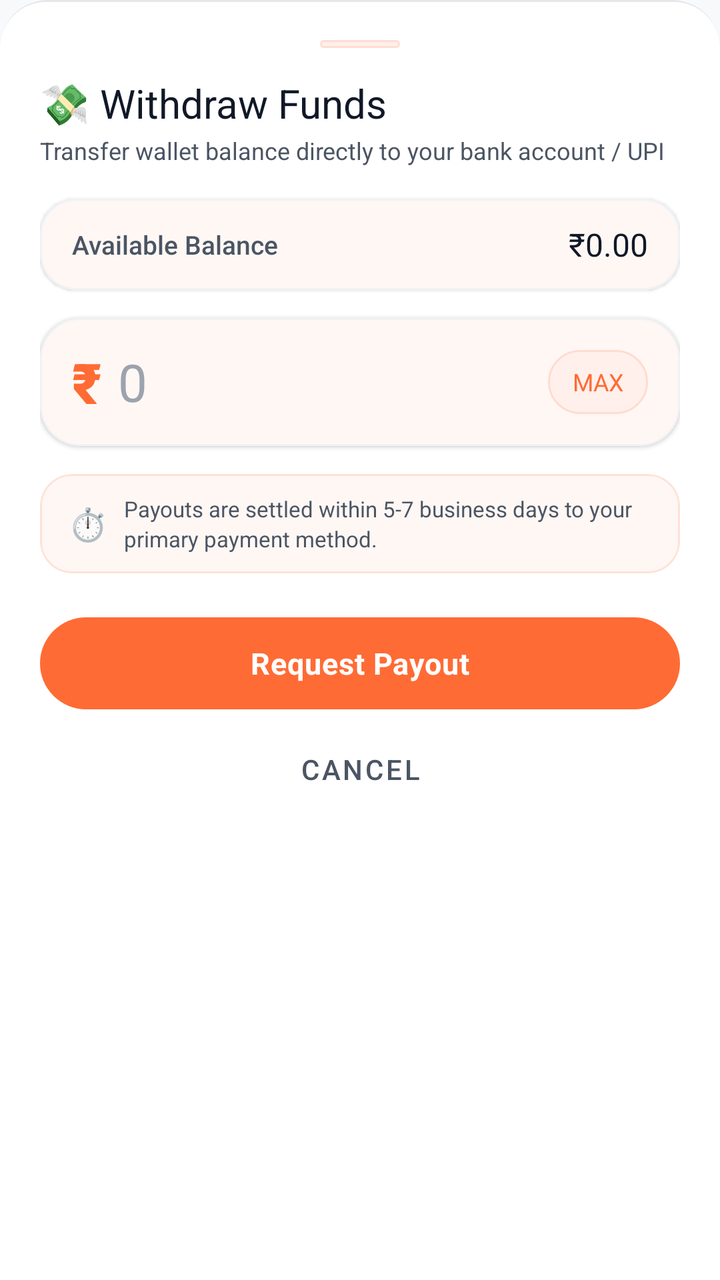
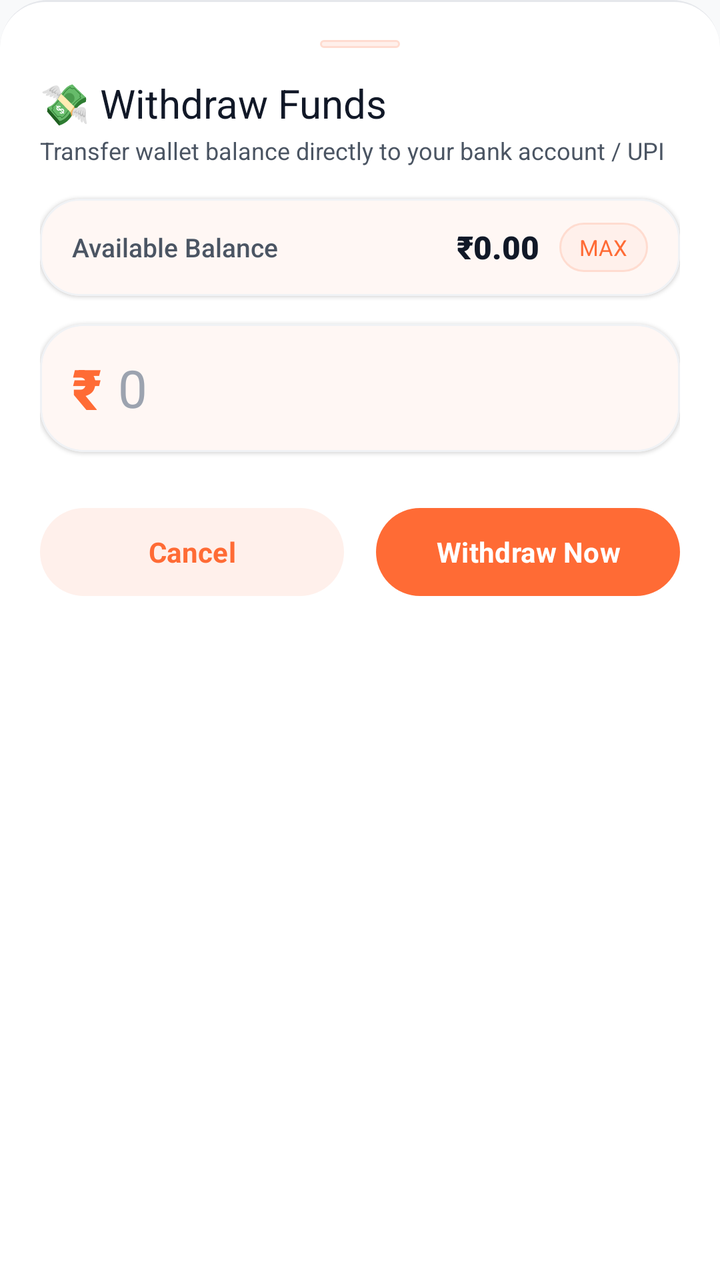

Two renders of the same Android screen: before a commit and after it. Below are the layout's source before the change and the commit's diff.
<!-- AndroidManifest.xml: application theme Theme.AKRHunger -->
<!-- res/layout/dialog_withdraw.xml -->
<?xml version="1.0" encoding="utf-8"?>
<LinearLayout xmlns:android="http://schemas.android.com/apk/res/android"
    xmlns:app="http://schemas.android.com/apk/res-auto"
    android:layout_width="match_parent"
    android:layout_height="wrap_content"
    android:background="@drawable/bg_bottom_nav_ios"
    android:orientation="vertical"
    android:padding="20dp">

    
    <View
        android:layout_width="40dp"
        android:layout_height="4dp"
        android:layout_gravity="center_horizontal"
        android:layout_marginBottom="14dp"
        android:background="@drawable/bg_pill_soft" />

    
    <TextView
        android:layout_width="wrap_content"
        android:layout_height="wrap_content"
        android:fontFamily="sans-serif-bold"
        android:text="💸 Withdraw Funds"
        android:textColor="@color/text_primary"
        android:textSize="20sp" />

    <TextView
        android:layout_width="wrap_content"
        android:layout_height="wrap_content"
        android:layout_marginTop="2dp"
        android:fontFamily="sans-serif"
        android:text="Transfer wallet balance directly to your bank account / UPI"
        android:textColor="@color/text_secondary"
        android:textSize="12sp" />

    
    <com.google.android.material.card.MaterialCardView
        android:layout_width="match_parent"
        android:layout_height="wrap_content"
        android:layout_marginTop="16dp"
        app:cardBackgroundColor="@color/surface"
        app:cardCornerRadius="18dp"
        app:cardElevation="1dp"
        app:strokeColor="@color/card_border"
        app:strokeWidth="1dp">

        <LinearLayout
            android:layout_width="match_parent"
            android:layout_height="wrap_content"
            android:gravity="center_vertical"
            android:orientation="horizontal"
            android:paddingHorizontal="16dp"
            android:paddingVertical="12dp">

            <TextView
                android:layout_width="0dp"
                android:layout_height="wrap_content"
                android:layout_weight="1"
                android:fontFamily="sans-serif-medium"
                android:text="Available Balance"
                android:textColor="@color/text_secondary"
                android:textSize="13sp" />

            <TextView
                android:id="@+id/tv_dialog_avail_bal"
                android:layout_width="wrap_content"
                android:layout_height="wrap_content"
                android:fontFamily="sans-serif-bold"
                android:text="₹0.00"
                android:textColor="@color/text_primary"
                android:textSize="16sp" />
        </LinearLayout>
    </com.google.android.material.card.MaterialCardView>

    
    <com.google.android.material.card.MaterialCardView
        android:layout_width="match_parent"
        android:layout_height="wrap_content"
        android:layout_marginTop="14dp"
        app:cardBackgroundColor="@color/surface"
        app:cardCornerRadius="20dp"
        app:cardElevation="1dp"
        app:strokeColor="@color/card_border"
        app:strokeWidth="1dp">

        <LinearLayout
            android:layout_width="match_parent"
            android:layout_height="64dp"
            android:gravity="center_vertical"
            android:orientation="horizontal"
            android:paddingHorizontal="16dp">

            <TextView
                android:layout_width="wrap_content"
                android:layout_height="wrap_content"
                android:fontFamily="sans-serif-black"
                android:text="₹"
                android:textColor="@color/primary"
                android:textSize="28sp" />

            <EditText
                android:id="@+id/et_withdraw_amount"
                android:layout_width="0dp"
                android:layout_height="match_parent"
                android:layout_marginStart="8dp"
                android:layout_weight="1"
                android:background="@null"
                android:fontFamily="sans-serif-bold"
                android:hint="0"
                android:imeOptions="actionDone"
                android:inputType="numberDecimal"
                android:textColor="@color/text_primary"
                android:textColorHint="@color/text_hint"
                android:textSize="26sp" />

            
            <TextView
                android:id="@+id/btn_withdraw_all"
                android:layout_width="wrap_content"
                android:layout_height="32dp"
                android:background="@drawable/bg_pill_soft"
                android:clickable="true"
                android:focusable="true"
                android:fontFamily="sans-serif-bold"
                android:foreground="?attr/selectableItemBackgroundBorderless"
                android:gravity="center"
                android:paddingHorizontal="12dp"
                android:text="MAX"
                android:textColor="@color/primary"
                android:textSize="12sp" />
        </LinearLayout>
    </com.google.android.material.card.MaterialCardView>

    
    <com.google.android.material.card.MaterialCardView
        android:layout_width="match_parent"
        android:layout_height="wrap_content"
        android:layout_marginTop="14dp"
        app:cardBackgroundColor="#0DFF6B35"
        app:cardCornerRadius="16dp"
        app:cardElevation="0dp"
        app:strokeColor="#26FF6B35"
        app:strokeWidth="1dp">

        <LinearLayout
            android:layout_width="match_parent"
            android:layout_height="wrap_content"
            android:gravity="center_vertical"
            android:orientation="horizontal"
            android:paddingHorizontal="14dp"
            android:paddingVertical="10dp">

            <TextView
                android:layout_width="wrap_content"
                android:layout_height="wrap_content"
                android:text="⏱️"
                android:textSize="16sp" />

            <TextView
                android:layout_width="0dp"
                android:layout_height="wrap_content"
                android:layout_marginStart="8dp"
                android:layout_weight="1"
                android:fontFamily="sans-serif"
                android:lineSpacingExtra="2dp"
                android:text="Payouts are settled within 5-7 business days to your primary payment method."
                android:textColor="@color/text_secondary"
                android:textSize="11sp" />
        </LinearLayout>
    </com.google.android.material.card.MaterialCardView>

    
    <com.google.android.material.button.MaterialButton
        android:id="@+id/btn_confirm_withdraw"
        style="@style/Widget.AKR.Button.Pill"
        android:layout_width="match_parent"
        android:layout_height="54dp"
        android:layout_marginTop="18dp"
        android:elevation="3dp"
        android:fontFamily="sans-serif-bold"
        android:letterSpacing="0.02"
        android:text="Request Payout"
        android:textSize="15sp"
        app:backgroundTint="@color/primary"
        app:cornerRadius="27dp" />

    <com.google.android.material.button.MaterialButton
        android:id="@+id/btn_withdraw_cancel"
        style="@style/Widget.MaterialComponents.Button.TextButton"
        android:layout_width="match_parent"
        android:layout_height="44dp"
        android:layout_marginTop="4dp"
        android:fontFamily="sans-serif-medium"
        android:text="Cancel"
        android:textColor="@color/text_secondary"
        android:textSize="14sp" />
</LinearLayout>
<!-- resources referenced by this layout -->
<resources>
  <color name="card_border">#F0F2F5</color>
  <color name="primary">#FF6B35</color>
  <color name="surface">#FFFFFF</color>
  <color name="text_hint">#9CA3AF</color>
  <color name="text_primary">#111827</color>
  <color name="text_secondary">#4B5563</color>
  <!-- drawable bg_pill_soft (drawable) -->
  <?xml version="1.0" encoding="utf-8"?>
  <ripple xmlns:android="http://schemas.android.com/apk/res/android"
      android:color="@color/primary_15">
      <item>
          <shape android:shape="rectangle">
              <corners android:radius="999dp" />
              <solid android:color="@color/primary_tint" />
              <stroke android:width="1dp" android:color="@color/primary_tint_border" />
          </shape>
      </item>
  </ripple>
  <style name="Widget.AKR.Button.Pill" parent="Widget.Material3.Button">
          <item name="backgroundTint">@color/primary</item>
          <item name="android:textColor">@color/on_primary</item>
          <item name="cornerRadius">28dp</item>
          <item name="android:textAllCaps">false</item>
          <item name="android:textStyle">bold</item>
          <item name="android:minHeight">44dp</item>
          <item name="android:paddingStart">20dp</item>
          <item name="android:paddingEnd">20dp</item>
      </style>
  <color name="divider_hairline">#E5E7EB</color>
  <color name="primary_15">#26FF6B35</color>
  <color name="primary_tint">#FFF0EB</color>
  <color name="primary_tint_border">#FFDCD0</color>
  <color name="on_primary">#FFFFFF</color>
  <color name="primary_dark">#E55A25</color>
  <color name="secondary">#F59E0B</color>
  <color name="on_secondary">#111827</color>
  <color name="background">#F8F9FA</color>
  <color name="on_surface">#111827</color>
  <style name="ThemeOverlay.AKR.MaterialAlertDialog" parent="ThemeOverlay.Material3.MaterialAlertDialog">
          <item name="shapeAppearance">@style/ShapeAppearance.AKR.Dialog</item>
          <item name="shapeAppearanceOverlay">@style/ShapeAppearance.AKR.Dialog</item>
          <item name="colorSurface">@color/surface</item>
          <item name="android:backgroundDimAmount">0.5</item>
      </style>
  <style name="ThemeOverlay.AKR.BottomSheetDialog" parent="ThemeOverlay.Material3.BottomSheetDialog">
          <item name="bottomSheetStyle">@style/Widget.AKR.BottomSheet</item>
      </style>
  <style name="ShapeAppearance.AKR.Dialog" parent="">
          <item name="cornerFamily">rounded</item>
          <item name="cornerSize">24dp</item>
      </style>
  <style name="Widget.AKR.BottomSheet" parent="Widget.Material3.BottomSheet">
          <item name="shapeAppearanceOverlay">@style/ShapeAppearance.AKR.BottomSheet</item>
          <item name="backgroundTint">@color/surface</item>
      </style>
  <style name="ShapeAppearance.AKR.BottomSheet" parent="">
          <item name="cornerFamily">rounded</item>
          <item name="cornerSizeTopLeft">28dp</item>
          <item name="cornerSizeTopRight">28dp</item>
      </style>
  <!-- unchanged entries left out for length: 2 -->
</resources>

<!-- the commit's change to res/layout/dialog_withdraw.xml (unified diff, before → after) -->
@@ -39,7 +39,7 @@
         android:layout_height="wrap_content"
         android:layout_marginTop="16dp"
         app:cardBackgroundColor="@color/surface"
-        app:cardCornerRadius="18dp"
+        app:cardCornerRadius="20dp"
         app:cardElevation="1dp"
         app:strokeColor="@color/card_border"
         app:strokeWidth="1dp">
@@ -65,10 +65,26 @@
                 android:id="@+id/tv_dialog_avail_bal"
                 android:layout_width="wrap_content"
                 android:layout_height="wrap_content"
-                android:fontFamily="sans-serif-bold"
+                android:fontFamily="sans-serif-black"
                 android:text="₹0.00"
                 android:textColor="@color/text_primary"
                 android:textSize="16sp" />
+
+            <TextView
+                android:id="@+id/btn_withdraw_all"
+                android:layout_width="wrap_content"
+                android:layout_height="wrap_content"
+                android:layout_marginStart="10dp"
+                android:background="@drawable/bg_pill_soft"
+                android:clickable="true"
+                android:focusable="true"
+                android:fontFamily="sans-serif-bold"
+                android:foreground="?attr/selectableItemBackground"
+                android:paddingHorizontal="10dp"
+                android:paddingVertical="5dp"
+                android:text="MAX"
+                android:textColor="@color/primary"
+                android:textSize="11sp" />
         </LinearLayout>
     </com.google.android.material.card.MaterialCardView>
 
@@ -78,7 +94,7 @@
         android:layout_height="wrap_content"
         android:layout_marginTop="14dp"
         app:cardBackgroundColor="@color/surface"
-        app:cardCornerRadius="20dp"
+        app:cardCornerRadius="22dp"
         app:cardElevation="1dp"
         app:strokeColor="@color/card_border"
         app:strokeWidth="1dp">
@@ -100,10 +116,9 @@
 
             <EditText
                 android:id="@+id/et_withdraw_amount"
-                android:layout_width="0dp"
+                android:layout_width="match_parent"
                 android:layout_height="match_parent"
                 android:layout_marginStart="8dp"
-                android:layout_weight="1"
                 android:background="@null"
                 android:fontFamily="sans-serif-bold"
                 android:hint="0"
@@ -112,86 +127,35 @@
                 android:textColor="@color/text_primary"
                 android:textColorHint="@color/text_hint"
                 android:textSize="26sp" />
-
-            
-            <TextView
-                android:id="@+id/btn_withdraw_all"
-                android:layout_width="wrap_content"
-                android:layout_height="32dp"
-                android:background="@drawable/bg_pill_soft"
-                android:clickable="true"
-                android:focusable="true"
-                android:fontFamily="sans-serif-bold"
-                android:foreground="?attr/selectableItemBackgroundBorderless"
-                android:gravity="center"
-                android:paddingHorizontal="12dp"
-                android:text="MAX"
-                android:textColor="@color/primary"
-                android:textSize="12sp" />
         </LinearLayout>
     </com.google.android.material.card.MaterialCardView>
 
     
-    <com.google.android.material.card.MaterialCardView
+    <LinearLayout
         android:layout_width="match_parent"
         android:layout_height="wrap_content"
-        android:layout_marginTop="14dp"
-        app:cardBackgroundColor="#0DFF6B35"
-        app:cardCornerRadius="16dp"
-        app:cardElevation="0dp"
-        app:strokeColor="#26FF6B35"
-        app:strokeWidth="1dp">
+        android:layout_marginTop="24dp"
+        android:orientation="horizontal">
 
-        <LinearLayout
-            android:layout_width="match_parent"
-            android:layout_height="wrap_content"
-            android:gravity="center_vertical"
-            android:orientation="horizontal"
-            android:paddingHorizontal="14dp"
-            android:paddingVertical="10dp">
+        <com.google.android.material.button.MaterialButton
+            android:id="@+id/btn_withdraw_cancel"
+            style="@style/Widget.AKR.Button.PillSoft"
+            android:layout_width="0dp"
+            android:layout_height="52dp"
+            android:layout_marginEnd="8dp"
+            android:layout_weight="1"
+            android:text="Cancel"
+            android:textSize="14sp" />
 
-            <TextView
-                android:layout_width="wrap_content"
-                android:layout_height="wrap_content"
-                android:text="⏱️"
-                android:textSize="16sp" />
-
-            <TextView
-                android:layout_width="0dp"
-                android:layout_height="wrap_content"
-                android:layout_marginStart="8dp"
-                android:layout_weight="1"
-                android:fontFamily="sans-serif"
-                android:lineSpacingExtra="2dp"
-                android:text="Payouts are settled within 5-7 business days to your primary payment method."
-                android:textColor="@color/text_secondary"
-                android:textSize="11sp" />
-        </LinearLayout>
-    </com.google.android.material.card.MaterialCardView>
-
-    
-    <com.google.android.material.button.MaterialButton
-        android:id="@+id/btn_confirm_withdraw"
-        style="@style/Widget.AKR.Button.Pill"
-        android:layout_width="match_parent"
-        android:layout_height="54dp"
-        android:layout_marginTop="18dp"
-        android:elevation="3dp"
-        android:fontFamily="sans-serif-bold"
-        android:letterSpacing="0.02"
-        android:text="Request Payout"
-        android:textSize="15sp"
-        app:backgroundTint="@color/primary"
-        app:cornerRadius="27dp" />
-
-    <com.google.android.material.button.MaterialButton
-        android:id="@+id/btn_withdraw_cancel"
-        style="@style/Widget.MaterialComponents.Button.TextButton"
-        android:layout_width="match_parent"
-        android:layout_height="44dp"
-        android:layout_marginTop="4dp"
-        android:fontFamily="sans-serif-medium"
-        android:text="Cancel"
-        android:textColor="@color/text_secondary"
-        android:textSize="14sp" />
+        <com.google.android.material.button.MaterialButton
+            android:id="@+id/btn_confirm_withdraw"
+            style="@style/Widget.AKR.Button.Pill"
+            android:layout_width="0dp"
+            android:layout_height="52dp"
+            android:layout_marginStart="8dp"
+            android:layout_weight="1"
+            android:text="Withdraw Now"
+            android:textSize="14sp"
+            app:backgroundTint="@color/primary" />
+    </LinearLayout>
 </LinearLayout>
<!-- resource entries referenced after the edit -->
@@ -27,6 +27,16 @@
           <item name="android:minHeight">44dp</item>
           <item name="android:paddingStart">20dp</item>
           <item name="android:paddingEnd">20dp</item>
+      </style>
+  <style name="Widget.AKR.Button.PillSoft" parent="Widget.Material3.Button.TonalButton">
+          <item name="backgroundTint">@color/primary_tint</item>
+          <item name="android:textColor">@color/primary</item>
+          <item name="cornerRadius">28dp</item>
+          <item name="android:textAllCaps">false</item>
+          <item name="android:textStyle">bold</item>
+          <item name="android:minHeight">44dp</item>
+          <item name="android:paddingStart">18dp</item>
+          <item name="android:paddingEnd">18dp</item>
       </style>
   <color name="divider_hairline">#E5E7EB</color>
   <color name="primary_15">#26FF6B35</color>
